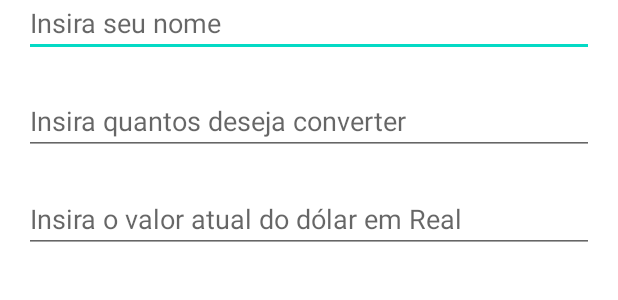
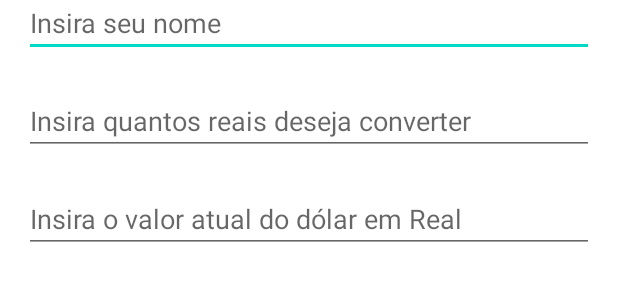
Before and after one commit to FlavioCaruso/AulaKotlin3Ex3e4, an Android app: the layout activity_main.xml on its own in the app's theme, with its tools: preview values and no code run, on a phone screen of 412 x 824 dp. Shown: the part 403-703 px from the top of the screen. Run offline under Robolectric (Android 15) with nearby library versions, the phone set to English and light mode, and no system bars.

Commit message:
[FIX] Ajuste no input do real

```diff
--- a/app/src/main/res/layout/activity_main.xml
+++ b/app/src/main/res/layout/activity_main.xml
@@ -40,7 +40,7 @@
         android:layout_width="match_parent"
         android:layout_height="wrap_content"
         android:layout_marginTop="20dp"
-        android:hint="Insira quantos deseja converter" />
+        android:hint="Insira quantos reais deseja converter" />
     />
 
     <EditText
```
